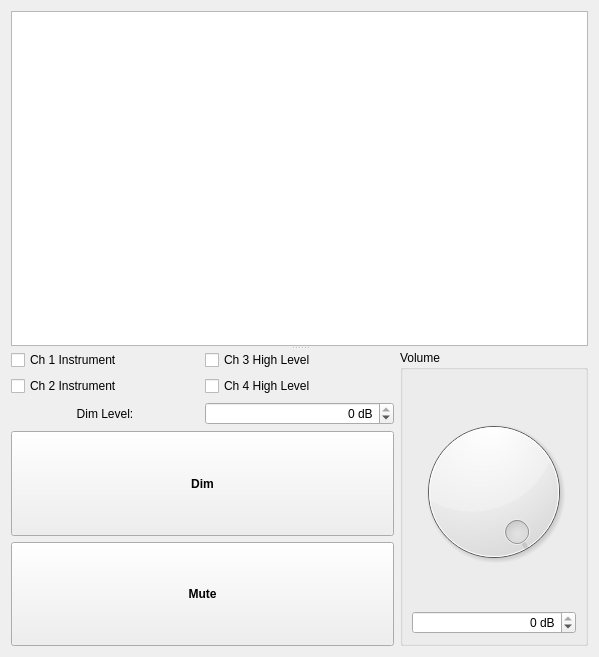
Qt form libffado/support/mixer-qt4/ffado/mixer/saffire_dice_monitoring.ui (adiknoth/ffado) before a commit.
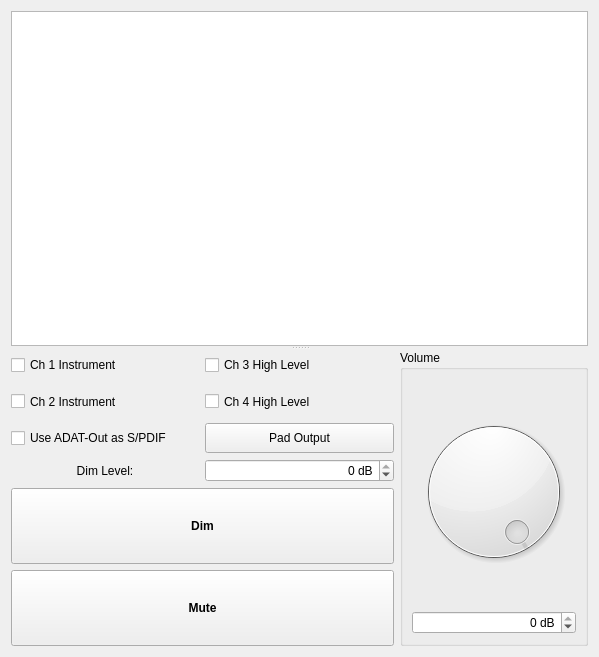
The same form after that commit.

Patch:
```diff
--- a/libffado/support/mixer-qt4/ffado/mixer/saffire_dice_monitoring.ui
+++ b/libffado/support/mixer-qt4/ffado/mixer/saffire_dice_monitoring.ui
@@ -29,7 +29,7 @@
      </widget>
      <widget class="QWidget" name="layoutWidget">
       <layout class="QGridLayout" name="gridLayout">
-       <item row="2" column="0">
+       <item row="3" column="0">
         <widget class="QLabel" name="label">
          <property name="text">
           <string>Dim Level:</string>
@@ -42,7 +42,7 @@
          </property>
         </widget>
        </item>
-       <item row="2" column="1">
+       <item row="3" column="1">
         <widget class="QSpinBox" name="dimLevel">
          <property name="sizePolicy">
           <sizepolicy hsizetype="Minimum" vsizetype="Fixed">
@@ -64,7 +64,7 @@
          </property>
         </widget>
        </item>
-       <item row="0" column="2" rowspan="5">
+       <item row="0" column="2" rowspan="6">
         <widget class="QGroupBox" name="groupBox">
          <property name="sizePolicy">
           <sizepolicy hsizetype="Preferred" vsizetype="Expanding">
@@ -117,12 +117,12 @@
          </layout>
         </widget>
        </item>
-       <item row="3" column="0" colspan="2">
+       <item row="4" column="0" colspan="2">
         <widget class="QPushButton" name="btnDim">
          <property name="sizePolicy">
           <sizepolicy hsizetype="Minimum" vsizetype="Expanding">
            <horstretch>0</horstretch>
-           <verstretch>4</verstretch>
+           <verstretch>10</verstretch>
           </sizepolicy>
          </property>
          <property name="font">
@@ -139,12 +139,12 @@
          </property>
         </widget>
        </item>
-       <item row="4" column="0" colspan="2">
+       <item row="5" column="0" colspan="2">
         <widget class="QPushButton" name="btnMute">
          <property name="sizePolicy">
           <sizepolicy hsizetype="Minimum" vsizetype="Expanding">
            <horstretch>0</horstretch>
-           <verstretch>4</verstretch>
+           <verstretch>10</verstretch>
           </sizepolicy>
          </property>
          <property name="font">
@@ -163,6 +163,12 @@
        </item>
        <item row="0" column="0">
         <widget class="QCheckBox" name="chkInst1">
+         <property name="sizePolicy">
+          <sizepolicy hsizetype="Minimum" vsizetype="Minimum">
+           <horstretch>0</horstretch>
+           <verstretch>0</verstretch>
+          </sizepolicy>
+         </property>
          <property name="text">
           <string>Ch 1 Instrument</string>
          </property>
@@ -170,6 +176,12 @@
        </item>
        <item row="0" column="1">
         <widget class="QCheckBox" name="chkLevel3">
+         <property name="sizePolicy">
+          <sizepolicy hsizetype="Minimum" vsizetype="Minimum">
+           <horstretch>0</horstretch>
+           <verstretch>0</verstretch>
+          </sizepolicy>
+         </property>
          <property name="text">
           <string>Ch 3 High Level</string>
          </property>
@@ -177,6 +189,12 @@
        </item>
        <item row="1" column="0">
         <widget class="QCheckBox" name="chkInst2">
+         <property name="sizePolicy">
+          <sizepolicy hsizetype="Minimum" vsizetype="Minimum">
+           <horstretch>0</horstretch>
+           <verstretch>0</verstretch>
+          </sizepolicy>
+         </property>
          <property name="text">
           <string>Ch 2 Instrument</string>
          </property>
@@ -184,11 +202,43 @@
        </item>
        <item row="1" column="1">
         <widget class="QCheckBox" name="chkLevel4">
+         <property name="sizePolicy">
+          <sizepolicy hsizetype="Minimum" vsizetype="Minimum">
+           <horstretch>0</horstretch>
+           <verstretch>0</verstretch>
+          </sizepolicy>
+         </property>
          <property name="text">
           <string>Ch 4 High Level</string>
          </property>
         </widget>
        </item>
+       <item row="2" column="0">
+        <widget class="QCheckBox" name="chkSpdif">
+         <property name="sizePolicy">
+          <sizepolicy hsizetype="Minimum" vsizetype="Minimum">
+           <horstretch>0</horstretch>
+           <verstretch>0</verstretch>
+          </sizepolicy>
+         </property>
+         <property name="text">
+          <string>Use ADAT-Out as S/PDIF</string>
+         </property>
+        </widget>
+       </item>
+       <item row="2" column="1">
+        <widget class="QPushButton" name="btnPad">
+         <property name="sizePolicy">
+          <sizepolicy hsizetype="Minimum" vsizetype="Minimum">
+           <horstretch>0</horstretch>
+           <verstretch>0</verstretch>
+          </sizepolicy>
+         </property>
+         <property name="text">
+          <string>Pad Output</string>
+         </property>
+        </widget>
+       </item>
       </layout>
      </widget>
     </widget>
```
